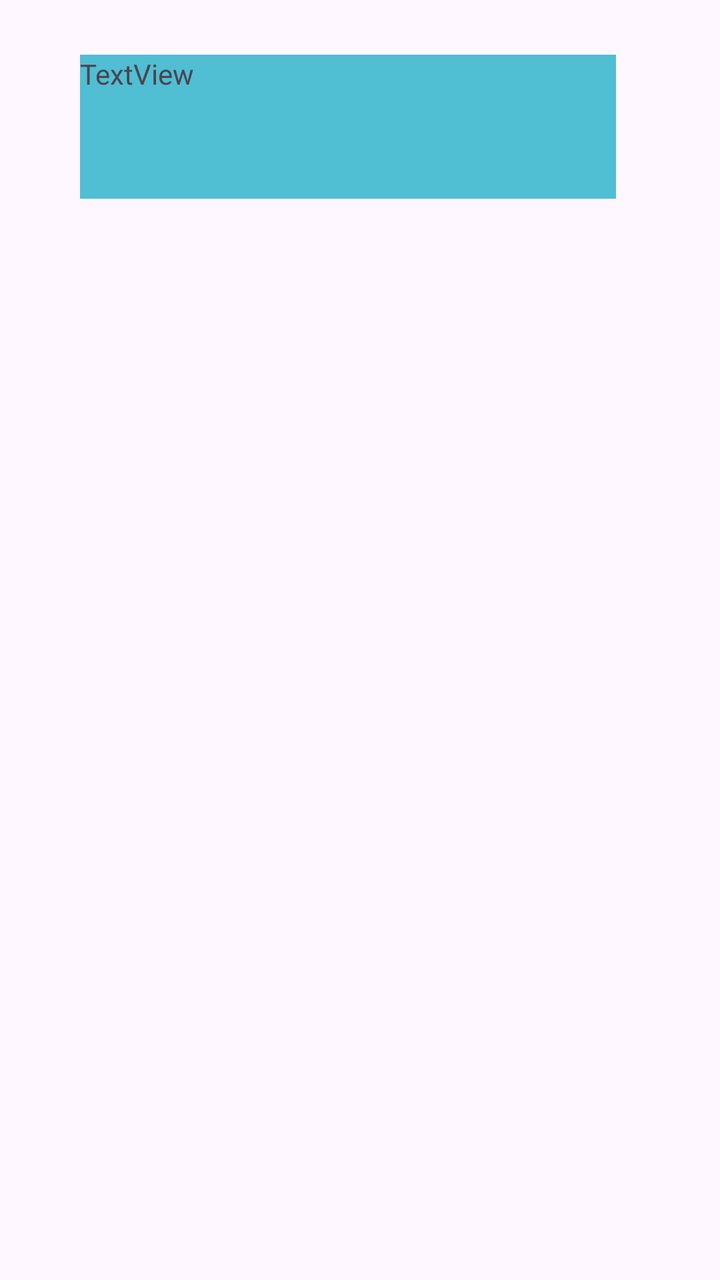
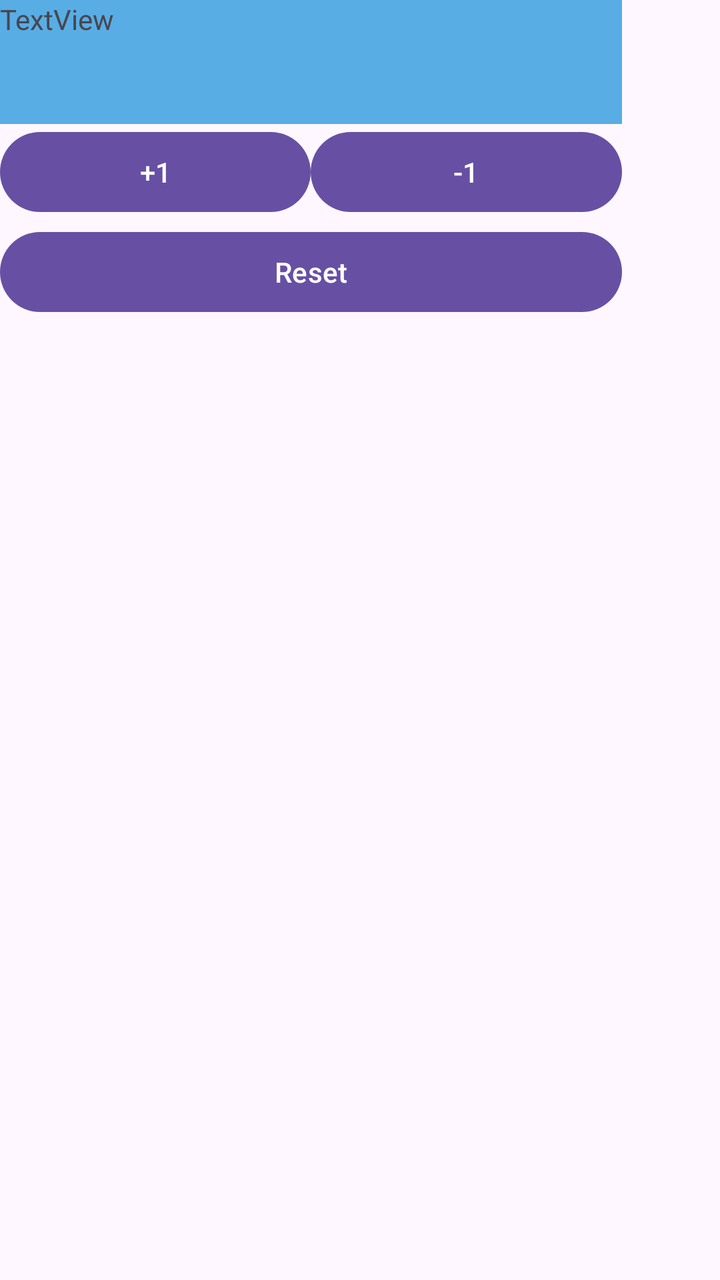

Compare the two renders of this Android layout. The source of the first and the diff that turns it into the second are given below.
<!-- AndroidManifest.xml: application theme Theme.Zdarz2 -->
<!-- res/layout/activity_main.xml -->
<?xml version="1.0" encoding="utf-8"?>
<androidx.constraintlayout.widget.ConstraintLayout xmlns:android="http://schemas.android.com/apk/res/android"
    xmlns:app="http://schemas.android.com/apk/res-auto"
    xmlns:tools="http://schemas.android.com/tools"
    android:id="@+id/main"
    android:layout_width="match_parent"
    android:layout_height="match_parent"
    tools:context=".MainActivity">

    <TextView
        android:id="@+id/textView"
        android:layout_width="268dp"
        android:layout_height="72dp"
        android:background="#50BED3"
        android:text="TextView"
        app:layout_constraintBottom_toBottomOf="parent"
        app:layout_constraintEnd_toEndOf="parent"
        app:layout_constraintHorizontal_bias="0.433"
        app:layout_constraintStart_toStartOf="parent"
        app:layout_constraintTop_toTopOf="parent"
        app:layout_constraintVertical_bias="0.048" />
</androidx.constraintlayout.widget.ConstraintLayout>
<!-- resources referenced by this layout -->
<resources>
  <style name="Theme.Zdarz2" parent="Base.Theme.Zdarz2" />
  <style name="Base.Theme.Zdarz2" parent="Theme.Material3.DayNight.NoActionBar">
          
          
      </style>
</resources>

<!-- the commit's change to res/layout/activity_main.xml (unified diff, before → after) -->
@@ -7,16 +7,44 @@
     android:layout_height="match_parent"
     tools:context=".MainActivity">
 
-    <TextView
-        android:id="@+id/textView"
-        android:layout_width="268dp"
-        android:layout_height="72dp"
-        android:background="#50BED3"
-        android:text="TextView"
-        app:layout_constraintBottom_toBottomOf="parent"
-        app:layout_constraintEnd_toEndOf="parent"
-        app:layout_constraintHorizontal_bias="0.433"
+    <LinearLayout
+        android:layout_width="311dp"
+        android:layout_height="254dp"
+        android:orientation="vertical"
         app:layout_constraintStart_toStartOf="parent"
-        app:layout_constraintTop_toTopOf="parent"
-        app:layout_constraintVertical_bias="0.048" />
+        app:layout_constraintTop_toTopOf="parent">
+
+        <TextView
+            android:id="@+id/textView2"
+            android:layout_width="match_parent"
+            android:layout_height="62dp"
+            android:background="#58ADE4"
+            android:text="TextView" />
+
+        <LinearLayout
+            android:layout_width="match_parent"
+            android:layout_height="50dp"
+            android:orientation="horizontal">
+
+            <Button
+                android:id="@+id/button"
+                android:layout_width="wrap_content"
+                android:layout_height="wrap_content"
+                android:layout_weight="1"
+                android:text="+1" />
+
+            <Button
+                android:id="@+id/button2"
+                android:layout_width="wrap_content"
+                android:layout_height="wrap_content"
+                android:layout_weight="1"
+                android:text="-1" />
+        </LinearLayout>
+
+        <Button
+            android:id="@+id/button3"
+            android:layout_width="match_parent"
+            android:layout_height="wrap_content"
+            android:text="Reset" />
+    </LinearLayout>
 </androidx.constraintlayout.widget.ConstraintLayout>
